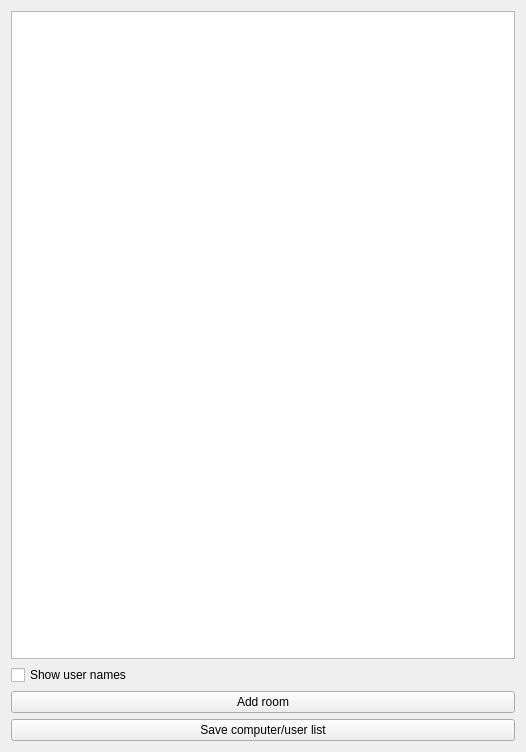
Before: the Qt Designer form master/forms/ComputerManagementView.ui in veyon/veyon, drawn with Qt 5.
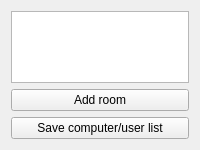
After: the same form once the commit is applied.

Commit message: Master: ComputerManagementView: remove username checkbox and clean up

The edit to the form file:
```diff
--- a/master/forms/ComputerManagementView.ui
+++ b/master/forms/ComputerManagementView.ui
@@ -2,14 +2,6 @@
 <ui version="4.0">
  <class>ComputerManagementView</class>
  <widget class="QWidget" name="ComputerManagementView">
-  <property name="geometry">
-   <rect>
-    <x>0</x>
-    <y>0</y>
-    <width>526</width>
-    <height>752</height>
-   </rect>
-  </property>
   <property name="windowTitle">
    <string>Form</string>
   </property>
@@ -28,19 +20,18 @@
      <property name="editTriggers">
       <set>QAbstractItemView::NoEditTriggers</set>
      </property>
-     <property name="sortingEnabled">
-      <bool>true</bool>
-     </property>
      <property name="animated">
       <bool>true</bool>
      </property>
-    </widget>
-   </item>
-   <item>
-    <widget class="QCheckBox" name="showUserNamesCheckBox">
-     <property name="text">
-      <string>Show user names</string>
-     </property>
+     <attribute name="headerCascadingSectionResizes">
+      <bool>true</bool>
+     </attribute>
+     <attribute name="headerMinimumSectionSize">
+      <number>180</number>
+     </attribute>
+     <attribute name="headerShowSortIndicator" stdset="0">
+      <bool>false</bool>
+     </attribute>
     </widget>
    </item>
    <item>
```
Left out of the diff: 2 changed lines with no effect on the pictures.
